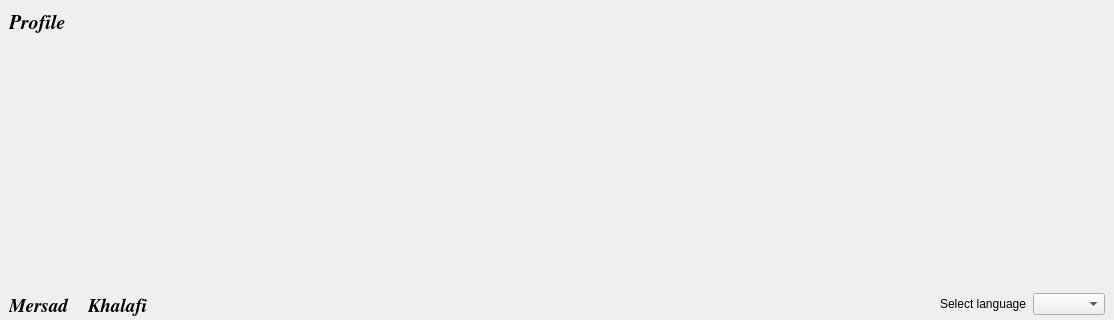
Qt form Main project/profile_com/profile.ui (mersadcam/db_linkedin_uni) before a commit; both pictures show x 0 to 1114 and y 0 to 320 of the 1114 by 850 pixel window.
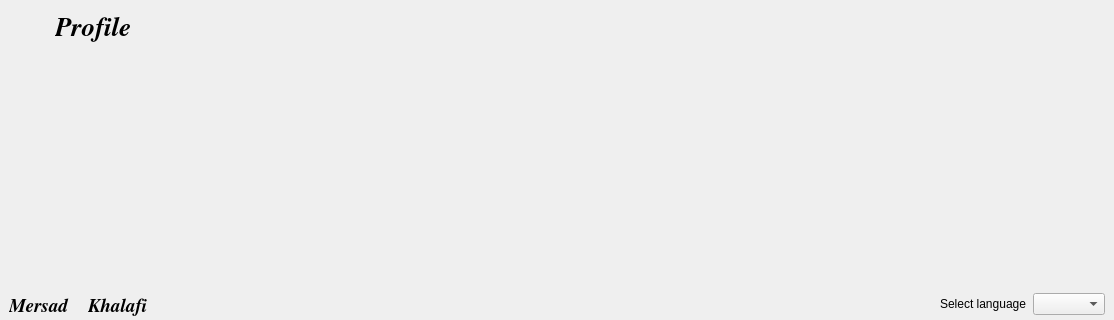
The same form after that commit. Icons and pictures are not drawn.

Commit message: connect profile and Home

What changed in the file:
```diff
--- a/Main project/profile_com/profile.ui
+++ b/Main project/profile_com/profile.ui
@@ -32,11 +32,39 @@
   <widget class="QWidget" name="centralwidget">
    <layout class="QVBoxLayout" name="verticalLayout_4">
     <item>
+     <layout class="QHBoxLayout" name="horizontalLayout_4">
+      <item>
+       <widget class="QPushButton" name="backup_pushButton">
+        <property name="cursor">
+         <cursorShape>PointingHandCursor</cursorShape>
+        </property>
+        <property name="styleSheet">
+         <string notr="true"/>
+        </property>
+        <property name="text">
+         <string/>
+        </property>
+        <property name="icon">
+         <iconset resource="../resources/resources.qrc">
+          <normaloff>:/images/back.png</normaloff>:/images/back.png</iconset>
+        </property>
+        <property name="iconSize">
+         <size>
+          <width>28</width>
+          <height>28</height>
+         </size>
+        </property>
+        <property name="flat">
+         <bool>true</bool>
+        </property>
+       </widget>
+      </item>
+      <item>
      <widget class="QLabel" name="label_4">
       <property name="font">
        <font>
         <family>Nimbus Roman</family>
-        <pointsize>15</pointsize>
+          <pointsize>20</pointsize>
         <weight>75</weight>
         <italic>true</italic>
         <bold>true</bold>
@@ -49,6 +77,21 @@
        <enum>Qt::AutoText</enum>
       </property>
      </widget>
+      </item>
+      <item>
+       <spacer name="horizontalSpacer_3">
+        <property name="orientation">
+         <enum>Qt::Horizontal</enum>
+        </property>
+        <property name="sizeHint" stdset="0">
+         <size>
+          <width>40</width>
+          <height>20</height>
+         </size>
+        </property>
+       </spacer>
+      </item>
+     </layout>
     </item>
     <item>
      <widget class="QLabel" name="label_3">
```
Lines whose indentation alone changed are shown as unchanged. The commit also changes 8 other files.
